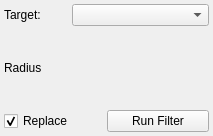
The window that src/Interface/ToolInterface/MedianFilterInterface.ui (SCIInstitute/Seg3D) describes before a commit, drawn with Qt 5.
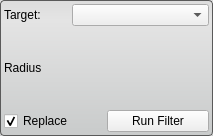
The same window after the commit.

Commit message: updates to all tool interfaces

Patch:
```diff
--- a/src/Interface/ToolInterface/MedianFilterInterface.ui
+++ b/src/Interface/ToolInterface/MedianFilterInterface.ui
@@ -37,6 +37,13 @@
   <property name="windowTitle">
    <string>Median Filter</string>
   </property>
+  <property name="styleSheet">
+   <string notr="true">QWidget#MedianFilterInterface{
+  border-radius: 4px;
+  border: 1px solid rgb(90, 90, 90);
+  background-color: qlineargradient(spread:pad, x1:0.5, y1:0, x2:0.5, y2:0.960227, stop:0 rgba(221, 221, 221, 255), stop:0.155779 rgba(228, 228, 228, 255), stop:1 rgba(202, 204, 204, 255));      
+}</string>
+  </property>
   <layout class="QVBoxLayout" name="verticalLayout">
    <property name="spacing">
     <number>0</number>
```
The commit also changes 26 other files.
